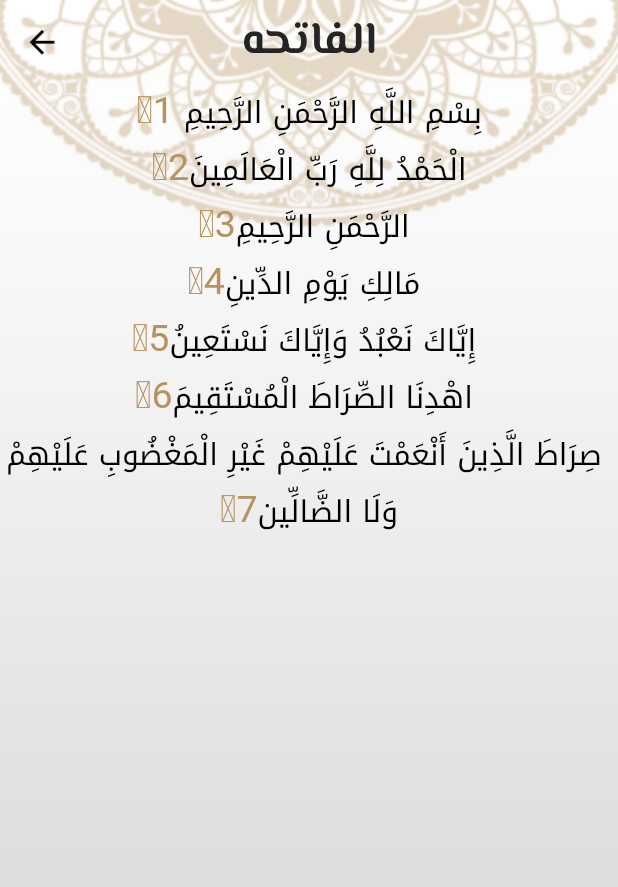
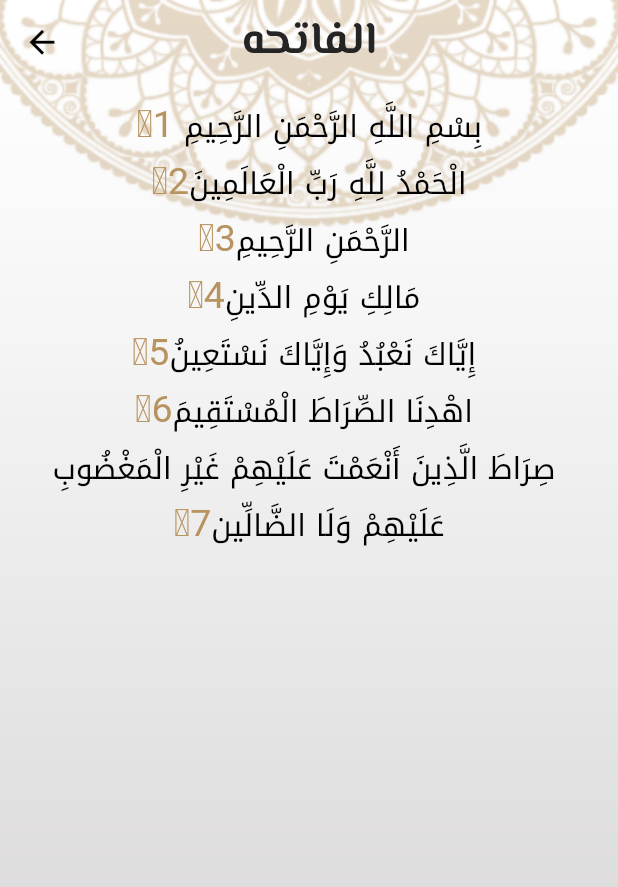
Before and after one commit to heshamgasser/new_islamic_app, a Flutter app: the screen it shows after launch, after a tap on "الفاتحه", on a phone screen of 412 x 824 dp. Shown: the top 887 px of the screen. Run offline on Flutter 3.47's test engine with Material 2 defaults, Android fonts, the phone set to English and light mode, and no system bars; our stand-ins replace flutter_screenutil, google_fonts; Roboto replaces fonts that are missing (Amiri).

Commit message:
padding for Surah Detail Screen

```diff
--- a/lib/screen/surah_screen.dart
+++ b/lib/screen/surah_screen.dart
@@ -39,7 +39,9 @@ class _SurahScreenState extends State<SurahScreen> {
                   color: Theme.of(context).primaryColor,
                 ),
               )
-            : ListView.builder(
+            : Padding(
+              padding:  EdgeInsets.symmetric(vertical: 10.h, horizontal: 16.w),
+              child: ListView.builder(
                   itemBuilder: (context, index) {
                     return RichText(
                       textDirection: TextDirection.rtl,
@@ -65,6 +67,7 @@ class _SurahScreenState extends State<SurahScreen> {
                   itemCount: verses.length,
                 ),
             ),
+      ),
     );
   }
 
```
Lines whose indentation alone changed are shown as unchanged.
